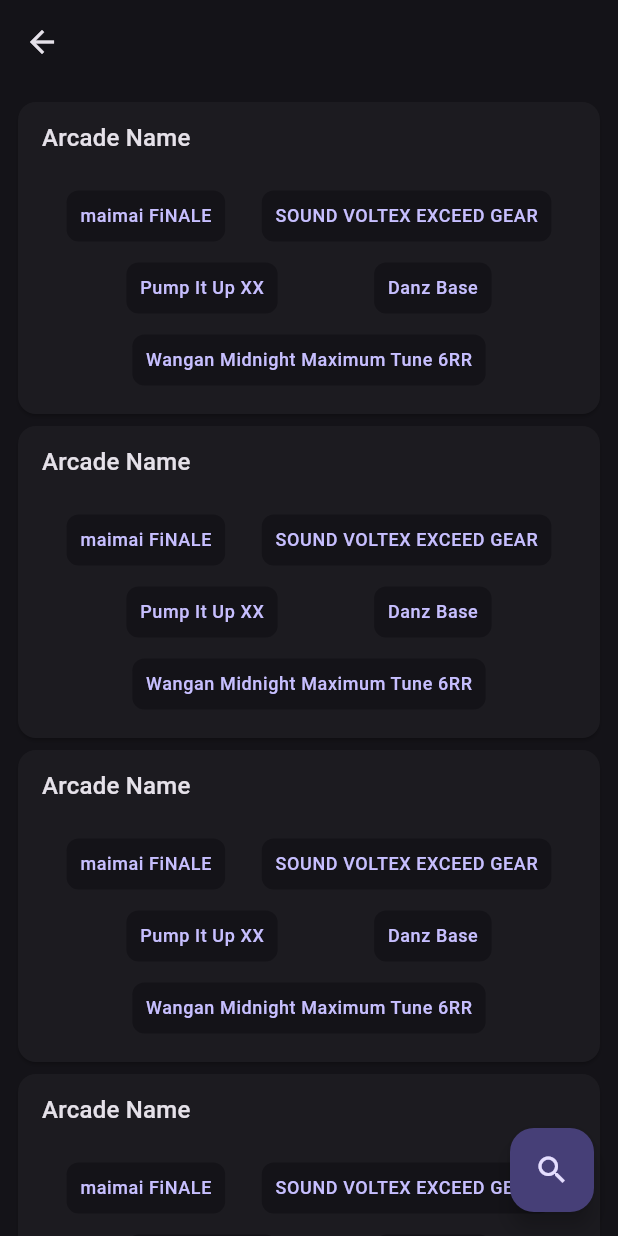
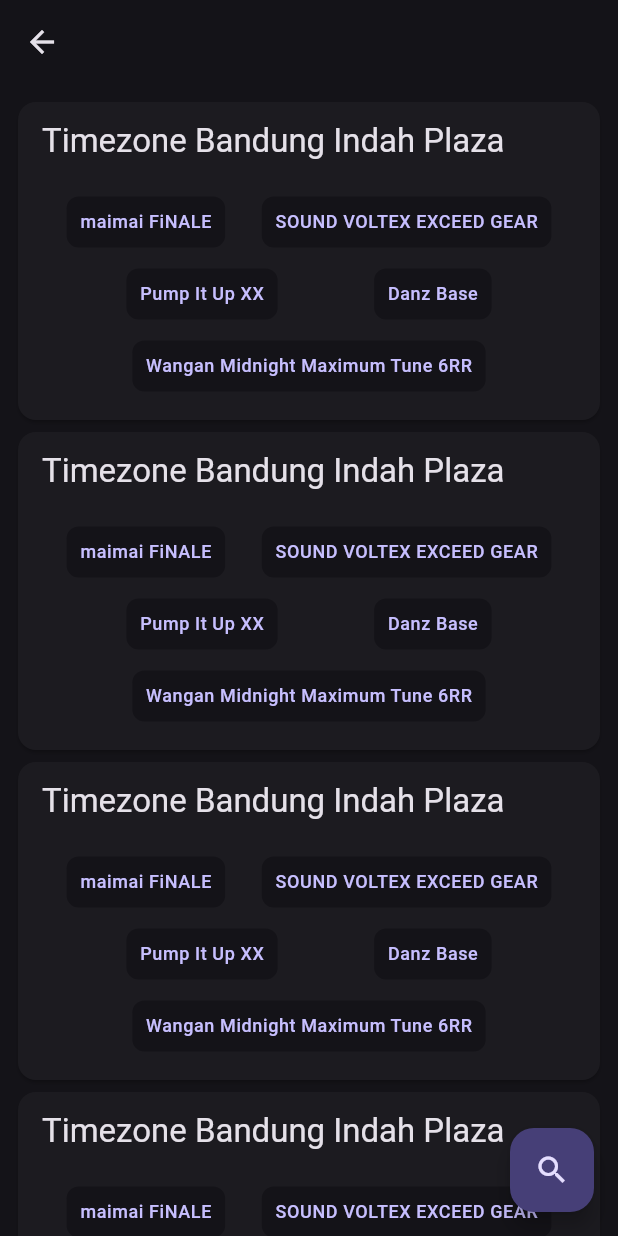
Before and after one commit to PPL-TI-Unpad-Serah/agatra-frontend, a Flutter app: the ArcadesSearchView screen opened by its route, on a phone screen of 412 x 824 dp. Run offline on Flutter 3.47's test engine with Material 2 defaults, Android fonts, the light colour scheme and no system bars; our stand-ins replace flutter_riverpod, form_field_validator, go_router.

Commit message:
change font size

```diff
--- a/lib/views/arcades/home/view.dart
+++ b/lib/views/arcades/home/view.dart
@@ -413,7 +413,7 @@
         child: Column(
           crossAxisAlignment: CrossAxisAlignment.start,
           children: [
-            Text("Arcade Name", style: Theme.of(context).textTheme.titleMedium),
+            Text("Timezone Bandung Indah Plaza", style: Theme.of(context).textTheme.titleLarge),
             const SizedBox(height: 16.0),
             SizedBox(
               width: double.infinity,
```
